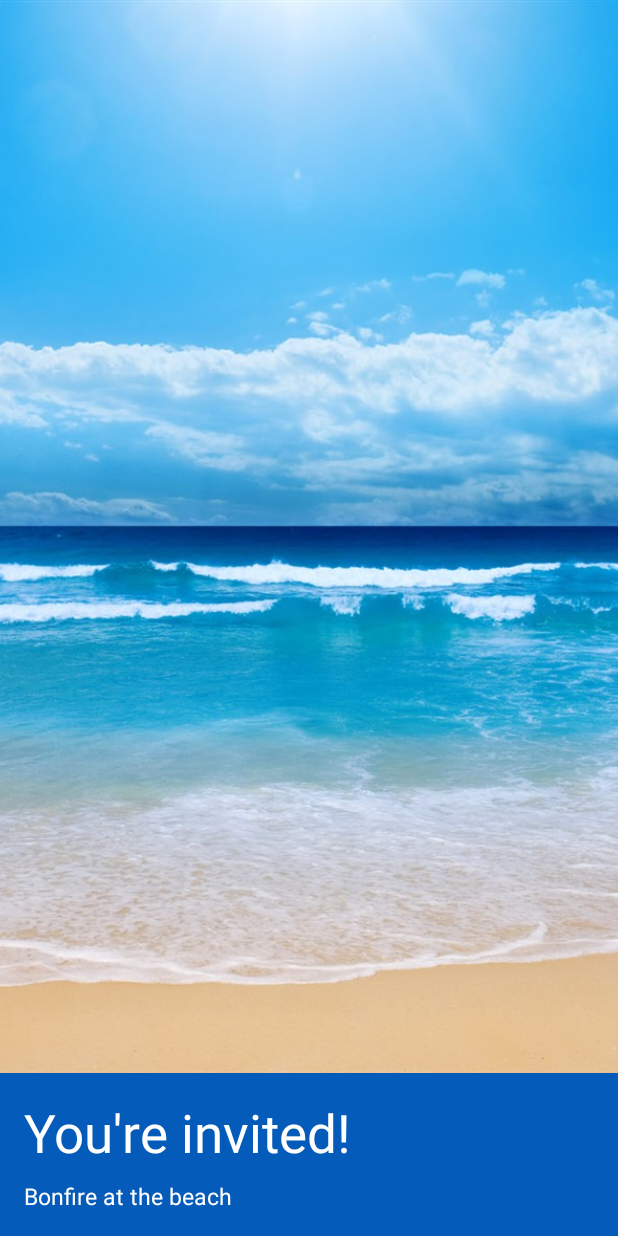
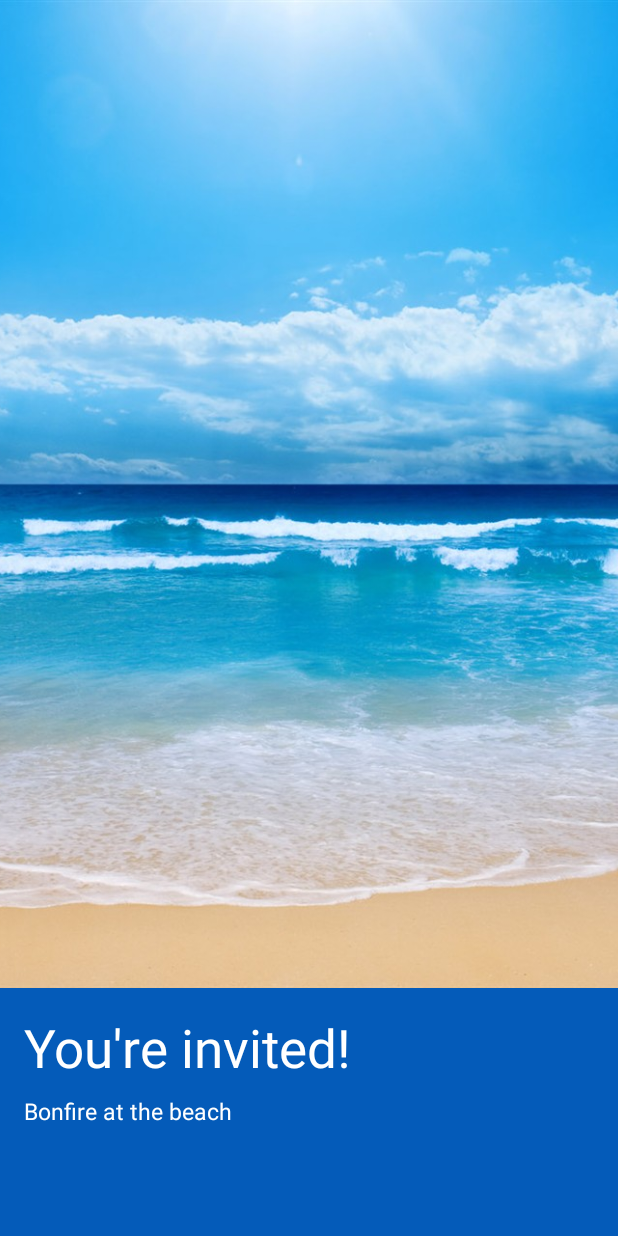
Before and after one commit to EunKeyong/MyFirstAndroidApp, an Android app: the layout layout_exam_1.xml on its own in the app's theme, with its tools: preview values and no code run, on a phone screen of 412 x 824 dp. Run offline under Robolectric (Android 15) with nearby library versions, the phone set to English and light mode, and no system bars.

Commit message:
layout_exam_1 수정2

```diff
--- a/app/src/main/res/layout/layout_exam_1.xml
+++ b/app/src/main/res/layout/layout_exam_1.xml
@@ -12,13 +12,19 @@
         android:scaleType="centerCrop"
         android:src="@drawable/beach" />
 
+    <LinearLayout
+        android:layout_width="match_parent"
+        android:layout_height="0dp"
+        android:layout_weight="1"
+        android:background="#045bb9"
+        android:orientation="vertical"
+        android:paddingLeft="16dp">
+
         <TextView
             android:id="@+id/textView1"
             android:layout_width="match_parent"
             android:layout_height="wrap_content"
-        android:background="#045bb9"
             android:paddingBottom="8dp"
-        android:paddingLeft="16dp"
             android:paddingTop="16dp"
             android:text="You're invited!"
             android:textColor="#ffffff"
@@ -28,12 +34,10 @@
             android:id="@+id/textView2"
             android:layout_width="match_parent"
             android:layout_height="wrap_content"
-        android:background="#045bb9"
             android:paddingBottom="16dp"
-        android:paddingLeft="16dp"
             android:text="Bonfire at the beach"
             android:textColor="#ffffff"
             android:textSize="15sp" />
-
+    </LinearLayout>
 
 </LinearLayout>
```
Lines whose indentation alone changed are shown as unchanged.
